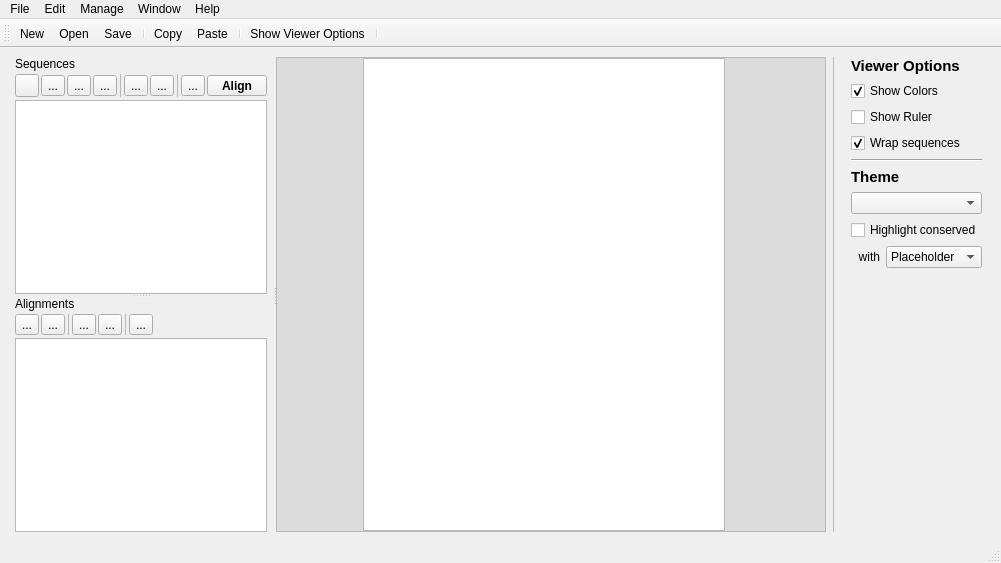
Above: linnaeo.ui from beowulfey/Linnaeo before the change. Below: the same form after it.
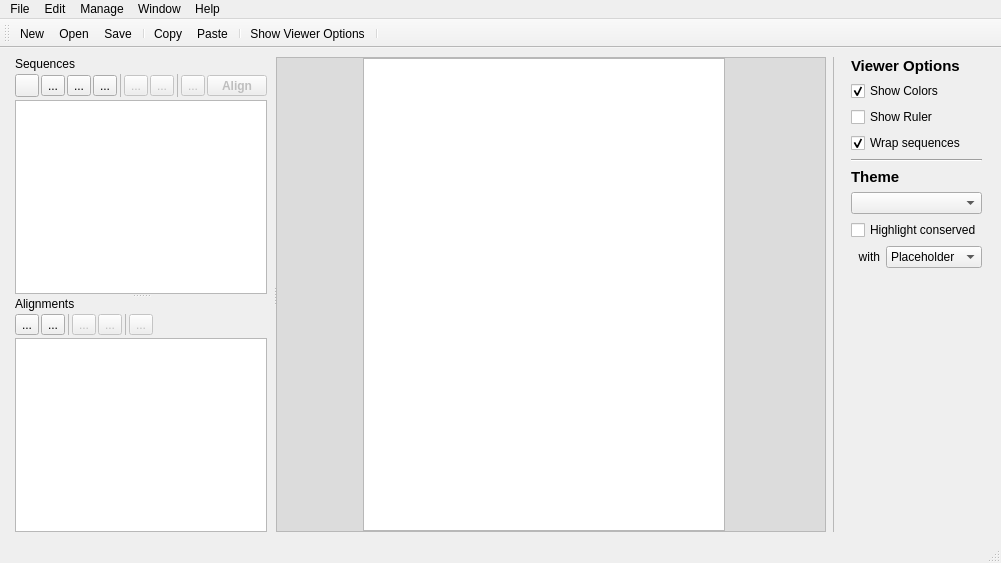
That is the form after the change. Icons and pictures are not drawn. Custom widgets are drawn as their Qt base class.

Commit message: completed dynamic disabling of buttons depending on selections

The edit to the form file:
```diff
--- a/linnaeo.ui
+++ b/linnaeo.ui
@@ -187,6 +187,9 @@
               </item>
               <item>
                <widget class="QToolButton" name="editSequenceButton">
+                <property name="enabled">
+                 <bool>false</bool>
+                </property>
                 <property name="text">
                  <string>...</string>
                 </property>
@@ -198,6 +201,9 @@
               </item>
               <item>
                <widget class="QToolButton" name="exportSequenceButton">
+                <property name="enabled">
+                 <bool>false</bool>
+                </property>
                 <property name="text">
                  <string>...</string>
                 </property>
@@ -222,6 +228,9 @@
               </item>
               <item>
                <widget class="QToolButton" name="deleteSequenceButton">
+                <property name="enabled">
+                 <bool>false</bool>
+                </property>
                 <property name="text">
                  <string>...</string>
                 </property>
@@ -246,6 +255,9 @@
               </item>
               <item>
                <widget class="QToolButton" name="quickAlignButton">
+                <property name="enabled">
+                 <bool>false</bool>
+                </property>
                 <property name="minimumSize">
                  <size>
                   <width>60</width>
@@ -378,6 +390,9 @@
               </item>
               <item>
                <widget class="QToolButton" name="editAlignmentButton">
+                <property name="enabled">
+                 <bool>false</bool>
+                </property>
                 <property name="text">
                  <string>...</string>
                 </property>
@@ -389,6 +404,9 @@
               </item>
               <item>
                <widget class="QToolButton" name="exportAlignmentButton">
+                <property name="enabled">
+                 <bool>false</bool>
+                </property>
                 <property name="text">
                  <string>...</string>
                 </property>
@@ -413,6 +431,9 @@
               </item>
               <item>
                <widget class="QToolButton" name="deleteAlignmentButton">
+                <property name="enabled">
+                 <bool>false</bool>
+                </property>
                 <property name="text">
                  <string>...</string>
                 </property>
```
Left out of the diff: 20 changed lines with no effect on the pictures. The commit also changes 2 other files.
